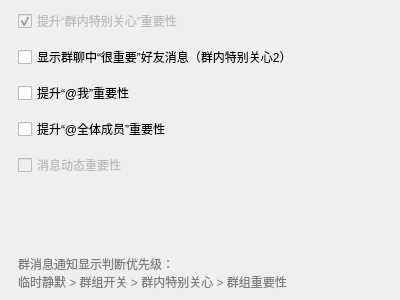
Qt form widgets/settings/specialwidget.ui (iwxyi/CatlikeQQ) before a commit.
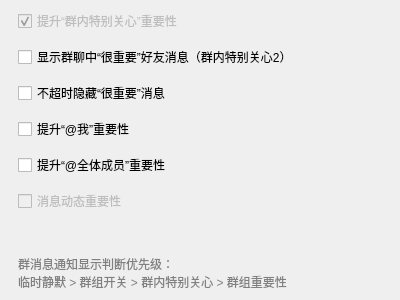
The same form after that commit.

Commit message: 新增不超时隐藏“很重要”消息

What changed in the file:
```diff
--- a/widgets/settings/specialwidget.ui
+++ b/widgets/settings/specialwidget.ui
@@ -58,6 +58,16 @@
      </property>
     </widget>
    </item>
+   <item>
+    <widget class="QCheckBox" name="keepImportantMessageCheck">
+     <property name="toolTip">
+      <string>&lt;html&gt;&lt;head/&gt;&lt;body&gt;&lt;p&gt;设置为“很重要”的好友或者群组的消息&lt;/p&gt;&lt;p&gt;在进行人机交互之前（鼠标滑过或者回复）不会自动隐藏&lt;/p&gt;&lt;/body&gt;&lt;/html&gt;</string>
+     </property>
+     <property name="text">
+      <string>不超时隐藏“很重要”消息</string>
+     </property>
+    </widget>
+   </item>
    <item>
     <widget class="QCheckBox" name="improveAtMeImportanceCheck">
      <property name="toolTip">
```
The commit also changes 5 other files.
